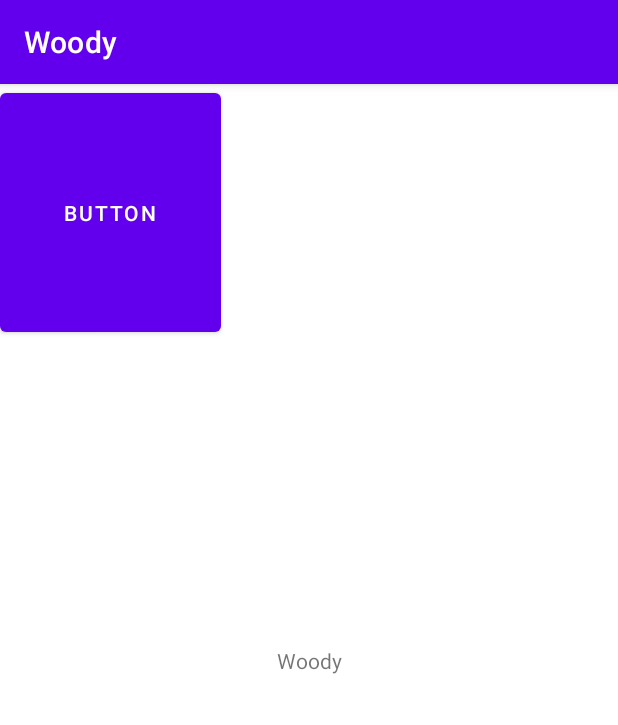
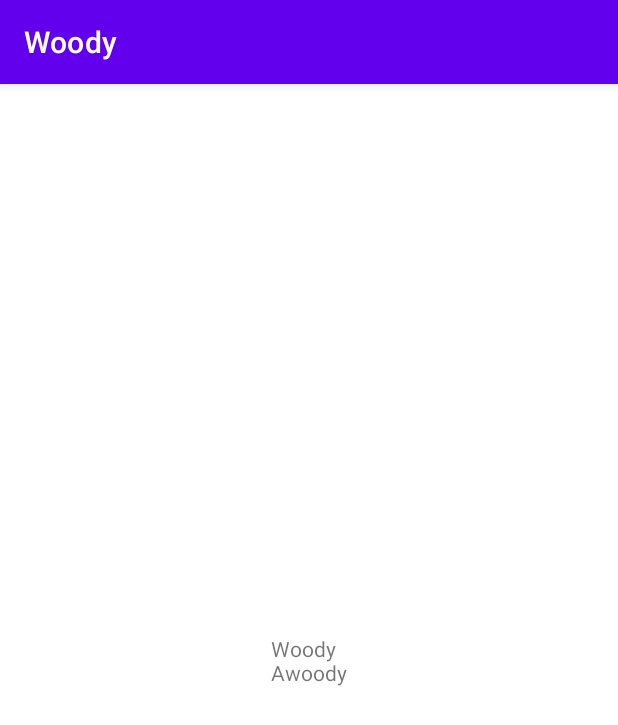
Before and after one commit to dec-gannii/Woddy, an Android app: the screen it shows after launch (MainActivity), on a phone screen of 412 x 824 dp. Shown: the top 725 px of the screen. Run offline under Robolectric (Android 15) with nearby library versions, the phone set to English and light mode, and no system bars.

Commit message:
text changed

```diff
--- a/app/src/main/res/layout/activity_main.xml
+++ b/app/src/main/res/layout/activity_main.xml
@@ -9,18 +9,12 @@
     <TextView
         android:layout_width="wrap_content"
         android:layout_height="wrap_content"
-        android:text="Woody"
+        android:text="Woody\nAwoody"
         app:layout_constraintBottom_toBottomOf="parent"
         app:layout_constraintLeft_toLeftOf="parent"
         app:layout_constraintRight_toRightOf="parent"
         app:layout_constraintTop_toTopOf="parent" />
 
-    <Button
-        android:id="@+id/button"
-        android:layout_width="147dp"
-        android:layout_height="171dp"
-        android:text="Button"
-        tools:layout_editor_absoluteX="240dp"
-        tools:layout_editor_absoluteY="179dp" />
+
 
 </androidx.constraintlayout.widget.ConstraintLayout>
```
